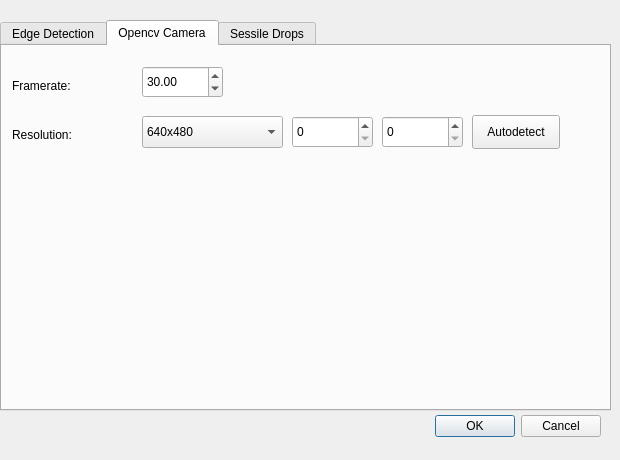
Before: the Qt Designer form Settings.ui in mvgorcum/Sessile.drop.analysis, drawn with Qt 5.
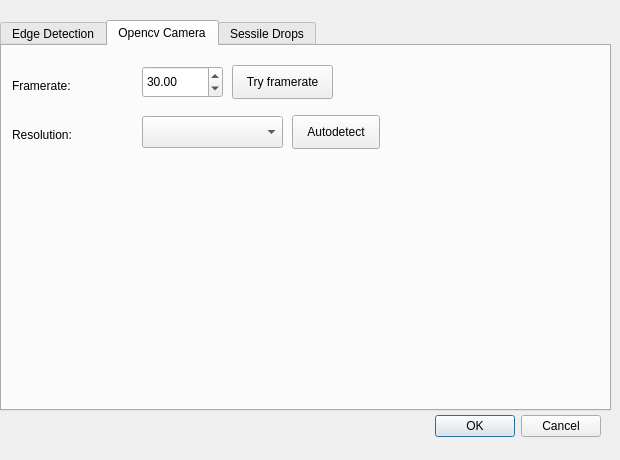
After: the same form once the commit is applied. The open tabs and pages were chosen to show the change.

Commit message: working config screen

```diff
--- a/Settings.ui
+++ b/Settings.ui
@@ -128,26 +128,6 @@
       <double>30.000000000000000</double>
      </property>
     </widget>
-    <widget class="QSpinBox" name="horizontalresolution">
-     <property name="geometry">
-      <rect>
-       <x>290</x>
-       <y>70</y>
-       <width>81</width>
-       <height>32</height>
-      </rect>
-     </property>
-    </widget>
-    <widget class="QSpinBox" name="verticalresolution">
-     <property name="geometry">
-      <rect>
-       <x>380</x>
-       <y>70</y>
-       <width>81</width>
-       <height>32</height>
-      </rect>
-     </property>
-    </widget>
     <widget class="QComboBox" name="chooseresolution">
      <property name="geometry">
       <rect>
@@ -157,16 +137,11 @@
        <height>32</height>
       </rect>
      </property>
-     <item>
-      <property name="text">
-       <string>640x480</string>
-      </property>
-     </item>
     </widget>
     <widget class="QPushButton" name="autodetectresolution">
      <property name="geometry">
       <rect>
-       <x>470</x>
+       <x>290</x>
        <y>69</y>
        <width>88</width>
        <height>34</height>
@@ -176,6 +151,19 @@
       <string>Autodetect</string>
      </property>
     </widget>
+    <widget class="QPushButton" name="tryframerate">
+     <property name="geometry">
+      <rect>
+       <x>230</x>
+       <y>19</y>
+       <width>101</width>
+       <height>34</height>
+      </rect>
+     </property>
+     <property name="text">
+      <string>Try framerate</string>
+     </property>
+    </widget>
    </widget>
    <widget class="QWidget" name="sessiledrop">
     <attribute name="title">
```
Left out of the diff: 32 changed lines with no effect on the pictures. The commit also changes 5 other files.
